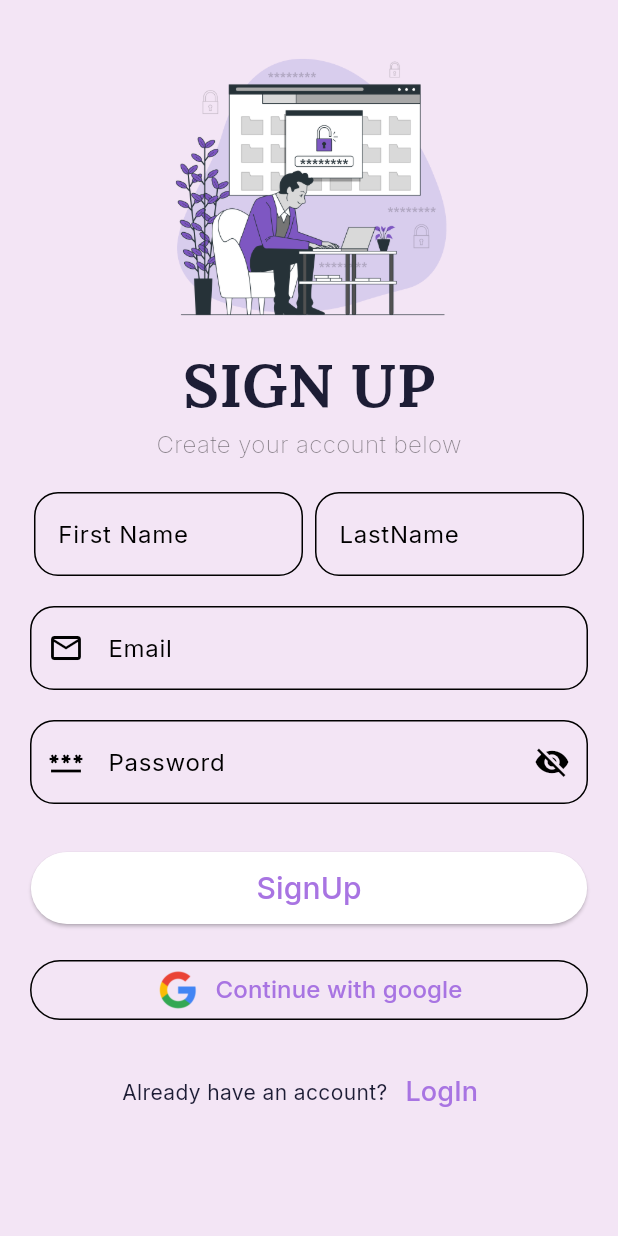
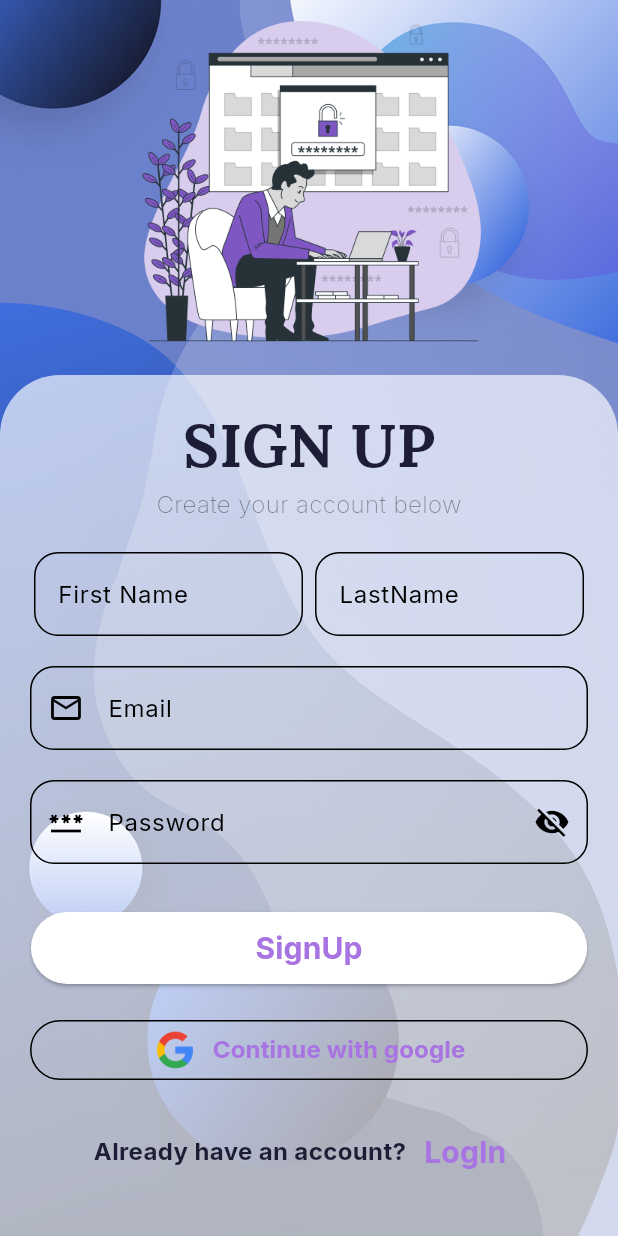
Before and after one commit to osamajaved07/CHAT-APP, a Flutter app: the screen it shows after launch, after a tap on "Login", after a tap on "SignUp", on a phone screen of 412 x 824 dp. Run offline on Flutter 3.47's test engine with Material 3 defaults, Android fonts, the phone set to English and light mode, and no system bars; our stand-ins replace cloud_firestore, firebase_auth, firebase_core, firebase_storage, google_fonts, google_sign_in and 1 more; accounts and stored records are empty.

Commit message:
UI of login and signup page updated

```diff
--- a/lib/components/body.dart
+++ b/lib/components/body.dart
@@ -46,7 +46,7 @@ void didChangeAppLifecycleState(AppLifecycleState state) {
     print("App lifecycle state changed to: $state");
 
     if (state == AppLifecycleState.resumed) {
-    setStatus("Online");
+      setStatus("Online",);
     } else {
       // Delaying the setting of status to offline to avoid flickering
       setStatus("Offline");
@@ -55,8 +55,9 @@ void didChangeAppLifecycleState(AppLifecycleState state) {
 
   @override
   void dispose() {
+    WidgetsBinding.instance.removeObserver(this);
     _searchfocusNode.dispose();
-    WidgetsBinding.instance.removeObserver(this);
+
 
     super.dispose();
   }
--- a/lib/components/messages.dart
+++ b/lib/components/messages.dart
@@ -120,6 +120,7 @@ class ChatRoom extends StatelessWidget {
   final FirebaseFirestore _firestore = FirebaseFirestore.instance;
   final FirebaseAuth _auth = FirebaseAuth.instance;
 
+
   File? imageFile;
 
   Future getImage() async {
@@ -222,12 +223,17 @@ class ChatRoom extends StatelessWidget {
                   Text(userMap['email']),
                   Text(
                     status, // Display user status in app bar
-            style: TextStyle(fontSize: 14),
+                    style: TextStyle(
+                      fontSize: 14,
+                      color: status == 'Online' ? Color.fromARGB(255, 0, 255, 8) : Colors.black,
+                      fontWeight: status == 'Online' ? FontWeight.bold : FontWeight.normal,),
+
                   ),
                 ],
               );
             } else {
-      return Text('Document does not exist'); // Placeholder text for missing document
+              return Text(
+                  'Document does not exist'); // Placeholder text for missing document
             }
           },
         ),
--- a/lib/constants.dart
+++ b/lib/constants.dart
@@ -1,6 +1,6 @@
 import 'package:flutter/material.dart';
 
-const kPrimaryColor = Color.fromRGBO(168, 116, 226, 1);
+const kPrimaryColor = Color(0xFFA874E2);
 const kSecondaryColor = Color(0xFFFE9901);
 const kContentColorLightTheme = Color(0xFF1D1D35);
 const kContentColorDarkTheme = Color(0xFFF5FCF9);
--- a/lib/controller/auth_controller.dart
+++ b/lib/controller/auth_controller.dart
@@ -8,6 +8,13 @@ import 'package:google_sign_in/google_sign_in.dart';
 class AuthService {
   final FirebaseAuth _auth = FirebaseAuth.instance;
   final FirebaseFirestore _firestore = FirebaseFirestore.instance;
+
+  Future<void> setStatus(String status) async {
+    await _firestore.collection('users').doc(_auth.currentUser!.uid).update({
+      "status": status,
+    });
+    print("Status Updated to $status");
+  }
   Future<String> createAccountWithEmail(String email, String password) async {
     // FirebaseFirestore _firestore = FirebaseFirestore.instance;
 
@@ -50,6 +57,7 @@ class AuthService {
   }
 
   Future logout() async {
+    await setStatus("Offline");
     await FirebaseAuth.instance.signOut();
   }
 
--- a/lib/screens/homescreen.dart
+++ b/lib/screens/homescreen.dart
@@ -28,36 +28,36 @@ class _HomePageState extends State<HomePage> with WidgetsBindingObserver {
 
   TextEditingController _emailcontroller = TextEditingController();
   TextEditingController _passwordcontroller = TextEditingController();
-    final FirebaseAuth _auth = FirebaseAuth.instance;
+  final FirebaseAuth _auth = FirebaseAuth.instance;
   final FirebaseFirestore _firestore = FirebaseFirestore.instance;
 
-  @override
-  void initState() {
-    super.initState();
-    WidgetsBinding.instance.addObserver(this);
-    setStatus("Online");
-  }
+  // @override
+  // void initState() {
+  //   super.initState();
+  //   WidgetsBinding.instance.addObserver(this);
+  //   setStatus("Online");
+  // }
 
-  void setStatus(String status) async {
-    await _firestore.collection('users').doc(_auth.currentUser!.uid).update({
-      "status": status,
+  // void setStatus(String status) async {
+  //   await _firestore.collection('users').doc(_auth.currentUser!.uid).update({
+  //     "status": status,
 
-    });
-    print("Status Updated");
-  }
+  //   });
+  //   print("Status Updated");
+  // }
 
-  @override
-void didChangeAppLifecycleState(AppLifecycleState state) {
-  super.didChangeAppLifecycleState(state);
-  print("App lifecycle state changed to: $state");
+//   @override
+// void didChangeAppLifecycleState(AppLifecycleState state) {
+//   super.didChangeAppLifecycleState(state);
+//   print("App lifecycle state changed to: $state");
 
-  if (state == AppLifecycleState.resumed) {
-    setStatus("Online");
-  } else {
-    // Delaying the setting of status to offline to avoid flickering
-    setStatus("Offline");
-  }
-}
+//   if (state == AppLifecycleState.resumed) {
+//     setStatus("Online");
+//   } else {
+//     // Delaying the setting of status to offline to avoid flickering
+//     setStatus("Offline");
+//   }
+// }
 
 
 
--- a/lib/screens/loginpage.dart
+++ b/lib/screens/loginpage.dart
@@ -1,8 +1,9 @@
-// ignore_for_file: camel_case_types, prefer_const_constructors, prefer_final_fields, unused_field, unnecessary_string_escapes
-
+// ignore_for_file: camel_case_types, prefer_const_constructors, prefer_final_fields, unused_field, unnecessary_string_escapes, prefer_const_literals_to_create_immutables, avoid_unnecessary_containers
 
 import 'package:chat_application/controller/auth_controller.dart';
+import 'package:flutter/cupertino.dart';
 import 'package:flutter/material.dart';
+import 'package:flutter/widgets.dart';
 import 'package:google_fonts/google_fonts.dart';
 
 class loginpage extends StatefulWidget {
@@ -20,72 +21,112 @@ class _loginpageState extends State<loginpage> {
   @override
   Widget build(BuildContext context) {
     return Scaffold(
-
-
-      backgroundColor:Colors.purple[50],
-
-      body: SingleChildScrollView(
+      // backgroundColor: Colors.purple[50],
+      body: Stack(
+        children: [
+          Image.asset(
+            'assets/images/bg1.png',
+            fit: BoxFit.cover,
+            width: double.infinity,
+            height: double.infinity,
+          ),
+          Row(
+            mainAxisAlignment: MainAxisAlignment.center,
+            children: [
+              Image.asset(
+                'assets/images/login.png',
+                width: 250,
+                height: 250,
+              ),
+            ],
+          ),
+          Positioned(
+            top: 250, // Adjust this value based on the image height
+            left: 0,
+            right: 0,
+            bottom: 0,
+            child: Container(
+              width: double.infinity,
+              height: 600,
+              // height: double.maxFinite,
+              decoration: BoxDecoration(
+                  borderRadius: BorderRadius.only(
+                    topLeft: Radius.circular(40),
+                    topRight: Radius.circular(40),
+                  ),
+                  color: Color.fromARGB(168, 255, 255, 255)),
+              child: SingleChildScrollView(
+                child: Container(
                   child: Padding(
-          padding: const EdgeInsets.only(left:20, right: 20, top: 28),
+                    padding:
+                        const EdgeInsets.only(left: 20, right: 20, top: 18),
                     child: Form(
                       key: formkey,
                       child: Column(
                         // mainAxisAlignment: MainAxisAlignment.center,
                         children: [
-                Image.asset('assets/images/login.png', width: 250,height: 250,),
+                          // Image.asset('assets/images/login.png', width: 250,height: 250,),
 
-                Text('LOGIN',
+                          Text(
+                            'LOGIN',
                             style: GoogleFonts.lora(
                               fontSize: 40,
                               fontWeight: FontWeight.w700,
-
-
-
-                ),),
-                Text('Enter your details below',
+                            ),
+                          ),
+                          Text(
+                            'Enter your details below',
                             style: TextStyle(
                                 fontSize: 16,
                                 fontWeight: FontWeight.w200,
-                  color: Colors.black45
+                                color: Colors.black45),
+                          ),
 
-
-                ),),
-
-
-                SizedBox(height: 20,),
-
+                          SizedBox(
+                            height: 20,
+                          ),
 
                           emailfield1(),
 
-
-                SizedBox(height: 20,),
-
+                          SizedBox(
+                            height: 20,
+                          ),
 
                           passwordfield1(),
-                SizedBox(height: 32,),
-
+                          SizedBox(
+                            height: 32,
+                          ),
 
                           _loginbutton(context),
 
-
-                  SizedBox(height: 20,),
-
-
-
+                          SizedBox(
+                            height: 20,
+                          ),
 
                           googleloginbutton1(context),
 
-                  SizedBox(height: 20,),
-
+                          SizedBox(
+                            height: 20,
+                          ),
 
                           Row(
                             mainAxisAlignment: MainAxisAlignment.center,
                             children: [
-                      Text("Don't have an account?"),
-                      TextButton(onPressed: (){
+                              Text(
+                                "Don't have an account?",
+                                style: TextStyle(
+                                    fontSize: 16, fontWeight: FontWeight.bold),
+                              ),
+                              TextButton(
+                                  onPressed: () {
                                     Navigator.pushNamed(context, '/signup');
-                      }, child: Text('SignUp', style: TextStyle(
-                          fontSize: 18),))
+                                  },
+                                  child: Text(
+                                    'SignUp',
+                                    style: TextStyle(
+                                        fontSize: 20,
+                                        fontWeight: FontWeight.bold),
+                                  ))
                             ],
                           )
                         ],
@@ -93,43 +134,50 @@ class _loginpageState extends State<loginpage> {
                     ),
                   ),
                 ),
-
+              ),
+            ),
+          ),
+        ],
+      ),
     );
   }
 
-
-
   OutlinedButton googleloginbutton1(BuildContext context) {
     return OutlinedButton(
-                  onPressed: (){
-
-                    AuthService().continueWithGoogle().then((value){
-                      if (value == "Google account login successfull..."){
+        onPressed: () {
+          AuthService().continueWithGoogle().then((value) {
+            if (value == "Google account login successfull...") {
               ScaffoldMessenger.of(context).showSnackBar(
-                          SnackBar(content:
-                          Text('Google Login Successfully..')));
+                  SnackBar(content: Text('Google Login Successfully..')));
               Navigator.pushNamed(context, "/home");
-
+            } else {
+              ScaffoldMessenger.of(context).showSnackBar(SnackBar(
+                content: Text(
+                  value,
+                  style: TextStyle(
+                    color: Colors.white,
+                  ),
+                ),
+                backgroundColor: Colors.red.shade400,
+              ));
             }
-                      else {
-                        ScaffoldMessenger.of(context).showSnackBar(
-                          SnackBar(content:
-                          Text(value, style: TextStyle(
-                            color: Colors.white,
-                          ),), backgroundColor: Colors.red.shade400,));
-
-                      }
-
           });
         },
-
         child: Row(
           mainAxisAlignment: MainAxisAlignment.center,
           children: [
-                    Image.asset('images/gog.png', height: 30, width: 30,),
-                    SizedBox(width: 10,),
-                    Text('Continue with google', style: TextStyle(
-                      fontSize: 16),)
+            Image.asset(
+              'images/gog.png',
+              height: 30,
+              width: 30,
+            ),
+            SizedBox(
+              width: 10,
+            ),
+            Text(
+              'Continue with google',
+              style: TextStyle(fontSize: 16, fontWeight: FontWeight.bold),
+            )
           ],
         ));
   }
@@ -138,31 +186,35 @@ class _loginpageState extends State<loginpage> {
     return SizedBox(
         height: 48,
         width: MediaQuery.of(context).size.width * .9,
-                child: ElevatedButton(onPressed: (){
-                  if (formkey.currentState!.validate()){
-                    AuthService().loginWithEmail(_emailcontroller.text, _passwordcontroller.text).then((value) {
-                      if (value == "Login Successfully"){
+        child: ElevatedButton(
+            onPressed: () {
+              if (formkey.currentState!.validate()) {
+                AuthService()
+                    .loginWithEmail(
+                        _emailcontroller.text, _passwordcontroller.text)
+                    .then((value) {
+                  if (value == "Login Successfully") {
                     ScaffoldMessenger.of(context).showSnackBar(
-                          SnackBar(content:
-                          Text('Login Successfully..')));
+                        SnackBar(content: Text('Login Successfully..')));
                     Navigator.pushNamed(context, "/home");
-
-                      }
-                      else {
-                        ScaffoldMessenger.of(context).showSnackBar(
-                          SnackBar(content:
-                          Text(value, style: TextStyle(
+                  } else {
+                    ScaffoldMessenger.of(context).showSnackBar(SnackBar(
+                      content: Text(
+                        value,
+                        style: TextStyle(
                           color: Colors.white,
-                          ),), backgroundColor: Colors.red.shade400,));
-
+                        ),
+                      ),
+                      backgroundColor: Colors.red.shade400,
+                    ));
                   }
                 });
-
               }
-
-                }, child: Text("Login", style: TextStyle(
-                  fontSize: 20
-                ),)));
+            },
+            child: Text(
+              "Login",
+              style: TextStyle(fontSize: 20, fontWeight: FontWeight.bold),
+            )));
   }
 
   TextFormField passwordfield1() {
@@ -176,15 +228,14 @@ class _loginpageState extends State<loginpage> {
         } else {
           return null;
         }
-
       },
       controller: _passwordcontroller,
       obscureText: !isPasswordVisible,
       decoration: InputDecoration(
         prefixIcon: Icon(Icons.password),
-
-
-                  border: OutlineInputBorder(borderRadius: BorderRadius.circular(16),),
+        border: OutlineInputBorder(
+          borderRadius: BorderRadius.circular(16),
+        ),
         label: Text('Password'),
         hintText: 'Enter your Password here',
         suffixIcon: IconButton(
@@ -198,34 +249,27 @@ class _loginpageState extends State<loginpage> {
           },
         ),
       ),
-
     );
   }
 
   TextFormField emailfield1() {
     return TextFormField(
-
       validator: (value) {
         if (value == null || value.isEmpty) {
           return 'Email must not be empty';
-            } else if (!RegExp(r'^[\w-\.]+@([\w-]+\.)+[\w-]{2,4}$').hasMatch(value)) {
+        } else if (!RegExp(r'^[\w-\.]+@([\w-]+\.)+[\w-]{2,4}$')
+            .hasMatch(value)) {
           return 'Enter a valid email';
         }
         return null;
       },
       controller: _emailcontroller,
       keyboardType: TextInputType.emailAddress,
-
       decoration: InputDecoration(
-
           prefixIcon: Icon(Icons.email_outlined),
-
           border: OutlineInputBorder(borderRadius: BorderRadius.circular(16)),
-
           label: Text('Email'),
-                  hintText: 'Enter your Email here'
-                ),
-
+          hintText: 'Enter your Email here'),
     );
   }
 }
--- a/lib/screens/signuppage.dart
+++ b/lib/screens/signuppage.dart
@@ -1,8 +1,9 @@
-// ignore_for_file: camel_case_types, prefer_const_constructors, prefer_final_fields, unused_field, unused_import, curly_braces_in_flow_control_structures, sized_box_for_whitespace
+// ignore_for_file: camel_case_types, prefer_const_constructors, prefer_final_fields, unused_field, unused_import, curly_braces_in_flow_control_structures, sized_box_for_whitespace, avoid_unnecessary_containers
 
 import 'package:chat_application/controller/auth_controller.dart';
 
 import 'package:flutter/material.dart';
+import 'package:flutter/widgets.dart';
 import 'package:google_fonts/google_fonts.dart';
 
 class signuppage extends StatefulWidget {
@@ -22,19 +23,50 @@ class _signuppageState extends State<signuppage> {
   Widget build(BuildContext context) {
     return Scaffold(
       backgroundColor: Colors.purple[50],
-      body: SingleChildScrollView(
+      body: Stack(
+        children: [
+          SizedBox(
+            height: 10,
+          ),
+          Image.asset(
+            'assets/images/bg1.png',
+            fit: BoxFit.cover,
+            width: double.infinity,
+            height: double.infinity,
+          ),
+          Row(
+            mainAxisAlignment: MainAxisAlignment.center,
+            children: [
+              Image.asset(
+                'assets/images/signUp.png',
+                width: 250,
+                height: 250,
+              ),
+            ],
+          ),
+          Positioned(
+            top: 250, // Adjust this value based on the image height
+            left: 0,
+            right: 0,
+            bottom: 0,
+            child: Container(
+              width: double.infinity,
+              height: MediaQuery.of(context).size.height - 150,
+              // height: double.maxFinite,
+              decoration: BoxDecoration(
+                  borderRadius: BorderRadius.only(
+                    topLeft: Radius.circular(40),
+                    topRight: Radius.circular(40),
+                  ),
+                  color: Color.fromARGB(168, 255, 255, 255)),
+              child: SingleChildScrollView(
+                child: Container(
                   child: Padding(
-          padding: const EdgeInsets.only(left: 20, right: 20, top: 28),
+                    padding: const EdgeInsets.only(left: 20, right: 20,top: 18),
                     child: Form(
                       key: formkey,
                       child: Column(
-              // mainAxisAlignment: MainAxisAlignment.center,
                         children: [
-                Image.asset(
-                  'assets/images/signUp.png',
-                  width: 200,
-                  height: 200,
-                ),
                           Text(
                             'SIGN UP',
                             style: GoogleFonts.lora(
@@ -76,6 +108,11 @@ class _signuppageState extends State<signuppage> {
                     ),
                   ),
                 ),
+              ),
+            ),
+          ),
+        ],
+      ),
     );
   }
 
@@ -83,14 +120,17 @@ class _signuppageState extends State<signuppage> {
     return Row(
       mainAxisAlignment: MainAxisAlignment.center,
       children: [
-        Text("Already have an account?"),
+        Text(
+          "Already have an account?",
+          style: TextStyle(fontSize: 16, fontWeight: FontWeight.bold),
+        ),
         TextButton(
             onPressed: () {
               Navigator.pop(context);
             },
             child: Text(
               'LogIn',
-              style: TextStyle(fontSize: 18),
+              style: TextStyle(fontSize: 20, fontWeight: FontWeight.bold),
             ))
       ],
     );
@@ -130,7 +170,7 @@ class _signuppageState extends State<signuppage> {
             ),
             Text(
               'Continue with google',
-              style: TextStyle(fontSize: 16),
+              style: TextStyle(fontSize: 16, fontWeight: FontWeight.bold),
             )
           ],
         ));
@@ -143,9 +183,11 @@ class _signuppageState extends State<signuppage> {
         child: ElevatedButton(
             onPressed: () {
               if (formkey.currentState!.validate()) {
-
-                    AuthService().createAccountWithEmail(
-                        _emailcontroller.text, _passwordcontroller.text, )
+                AuthService()
+                    .createAccountWithEmail(
+                  _emailcontroller.text,
+                  _passwordcontroller.text,
+                )
                     .then((value) {
                   if (value == "Account Created") {
                     ScaffoldMessenger.of(context).showSnackBar(SnackBar(
@@ -167,7 +209,7 @@ class _signuppageState extends State<signuppage> {
             },
             child: Text(
               "SignUp",
-              style: TextStyle(fontSize: 20),
+              style: TextStyle(fontSize: 20, fontWeight: FontWeight.bold),
             )));
   }
 
--- a/pubspec.yaml
+++ b/pubspec.yaml
@@ -71,6 +71,7 @@ flutter:
   assets:
     - assets/images/
     - assets/images/Video Place Here.png
+    - assets/images/bg1.png
 
     - assets/icons/
     - images/google.png
```
Also changed, not shown: assets/images/bg1.png (added). Lines whose indentation alone changed are shown as unchanged.
